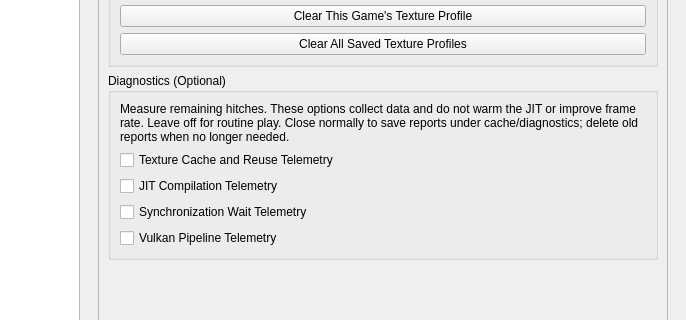
This is vita3k/gui-qt/src/settings_dialog.ui in zipkindev/Vita3K as Qt 5 draws it before an edit; both pictures show x 94 to 780 and y 404 to 724 of the 780 by 912 pixel window. The edited form follows.
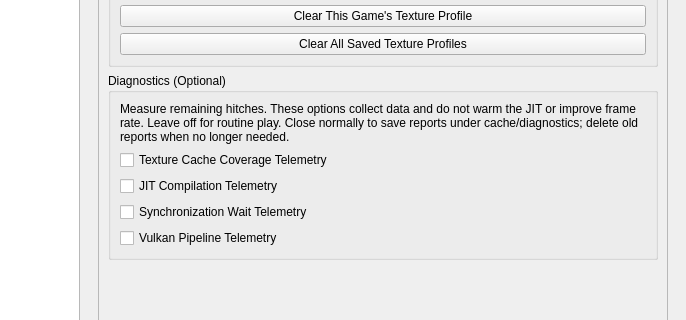
This is the edited form. The open tabs and pages were chosen to show the change.

Commit message: Add bounded texture preparation coverage diagnostics

Patch:
```diff
--- a/vita3k/gui-qt/src/settings_dialog.ui
+++ b/vita3k/gui-qt/src/settings_dialog.ui
@@ -1265,7 +1265,7 @@
                 <item>
                  <widget class="QCheckBox" name="decoded_texture_telemetry">
                   <property name="text">
-                   <string>Texture Cache and Reuse Telemetry</string>
+                   <string>Texture Cache Coverage Telemetry</string>
                   </property>
                   <property name="toolTip">
                    <string>Writes bounded counters once per second (up to four hours), including decoding after capacity eviction versus first-observed textures. Uses up to 4 MiB additional fingerprint history; history replacement and clears are reported. Diagnostic only; does not improve speed. No texture contents or fingerprints are written.</string>
```
Left out of the diff: 2 changed lines with no effect on the pictures. The commit also changes 9 other files.
